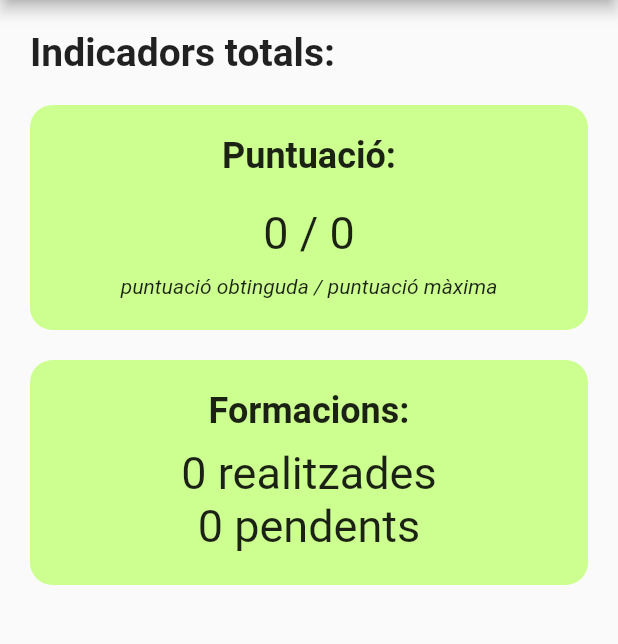
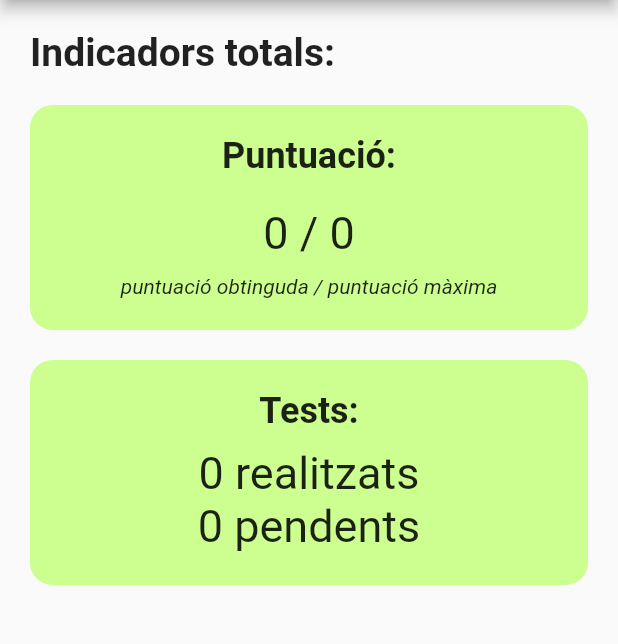
Before and after one commit to pablo-morillas/TFG_Front, a Flutter app: the Home screen opened directly with empty values, on a phone screen of 412 x 824 dp, the part 84-728 px from its top. Run offline on Flutter 3.47's test engine with Material 2 defaults, Android fonts, the phone set to English and light mode, and no system bars; our stand-ins replace flutter_spinkit; accounts and stored records are empty; network calls fail.

```diff
--- a/lib/global/global.dart
+++ b/lib/global/global.dart
@@ -3,4 +3,3 @@ library globals;
 import 'package:flutter/cupertino.dart';
 
 String apiURL = "projecttfg.herokuapp.com";
-final _formKey = GlobalKey<FormState>();
--- a/lib/screens/home.dart
+++ b/lib/screens/home.dart
@@ -28,15 +28,20 @@ class _HomeState extends State<Home> {
   int _puntuacio = 0, _max_puntuacio = 0, _realitzades= 0, _pendents = 0;
   Future<void> _have_metrics;
 
+
   @override
   void initState() {
-    _puntuacio = _max_puntuacio = _realitzades = _pendents = 0;
-    _have_metrics = get_metrics();
+    setState(() {
+      _have_metrics = get_metrics();
+    });
+
   }
 
   @override
   Widget build(BuildContext context) {
     print(widget.user.userRole);
+
+    _have_metrics = get_metrics();
 
     return FutureBuilder<void>(
         future: _have_metrics,
@@ -99,10 +104,10 @@ class _HomeState extends State<Home> {
                     ),
                     child: Column(
                       children: [
-                        Text('Formacions:',
+                        Text('Tests:',
                           style: TextStyle(fontSize: 24, fontWeight: FontWeight.bold),),
                         SizedBox(height:10),
-                        Text(_realitzades.toString()+" realitzades",
+                        Text(_realitzades.toString()+" realitzats",
                           style: TextStyle(fontSize: 30,),),
                         Text(_pendents.toString()+" pendents",
                             style: TextStyle(fontSize: 30,)),
@@ -126,9 +131,11 @@ class _HomeState extends State<Home> {
         'Authorization': "Token "+ widget.user.token.toString(),
       },);
     var data = jsonDecode(utf8.decode(response.bodyBytes));
-    _puntuacio = data['puntos'];
-    _max_puntuacio = data['maxPuntos'];
-    _realitzades = data['testsRealizados'];
-    _pendents = data['testsPendientes'];
+
+      _puntuacio = data['puntos'];
+      _max_puntuacio = data['maxPuntos'];
+      _realitzades = data['testsRealizados'];
+      _pendents = data['testsPendientes'];
+
   }
 }
--- a/lib/screens/user/login.dart
+++ b/lib/screens/user/login.dart
@@ -10,7 +10,7 @@ import 'package:tfg/screens/home.dart';
 
 import 'package:tfg/global/global.dart';
 import 'package:http/http.dart' as http;
-import 'package:http/http.dart';
+
 
 class LogIn extends StatelessWidget {
   static const String _title = 'TFG';
--- a/pubspec.yaml
+++ b/pubspec.yaml
@@ -31,6 +31,8 @@ dependencies:
   cupertino_icons: ^1.0.2
 
   http: ^0.12.0
+
+  flutter_spinkit: ^5.1.0
 
 
 dev_dependencies:
```
Also changed, not shown: lib/screens/LoadingScreen.dart (added, +59 -0 lines), pubspec.lock, 2 other files.
